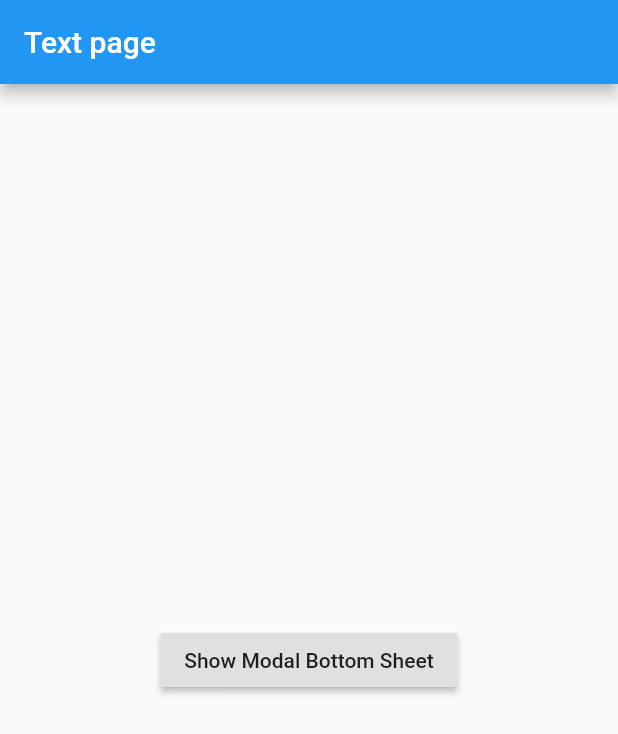
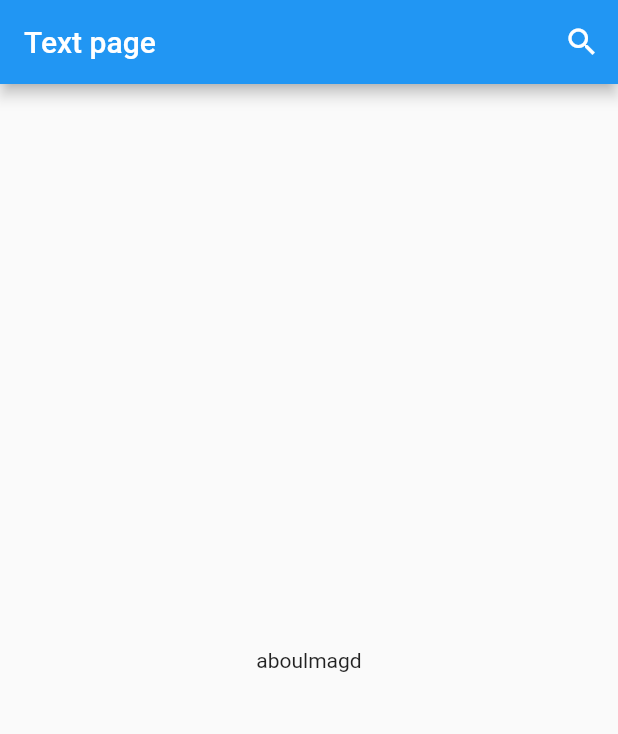
Before and after one commit to aboulmagdApp/flutter_startup, a Flutter app: the screen it shows after launch, on a phone screen of 412 x 824 dp. Shown: the top 734 px of the screen. Run offline on Flutter 3.47's test engine with Material 2 defaults, Android fonts, the light colour scheme and no system bars.

Commit message:
SearchDelegate-1

```diff
--- a/lib/test.dart
+++ b/lib/test.dart
@@ -14,21 +14,36 @@ class _TestState extends State<Test> {
     return Scaffold(
         appBar: AppBar(
           title: Text('Text page'),
+          actions: [
+            IconButton(
+                onPressed: () {
+                  showSearch(context: context, delegate: Datasearch());
+                },
+                icon: Icon(Icons.search))
+          ],
         ),
-        body: Center(
-          child: RaisedButton(
-            onPressed: () {
-              showModalBottomSheet(
-                  context: context,
-                  builder: (context) {
-                    return Container(
-                      child: Text("bottomSheet"),
-                      height: 200,
-                    );
-                  });
-            },
-            child: Text("Show Modal Bottom Sheet"),
-          ),
-        ));
+        body: Center(child: Text('aboulmagd')));
   }
 }
+
+class Datasearch extends SearchDelegate {
+  @override
+  List<Widget>? buildActions(BuildContext context) {
+    return [IconButton(onPressed: () {}, icon: Icon(Icons.close))];
+  }
+
+  @override
+  Widget? buildLeading(BuildContext context) {
+    return IconButton(onPressed: () {}, icon: Icon(Icons.arrow_back));
+  }
+
+  @override
+  Widget buildResults(BuildContext context) {
+    return Text('محتوى البحث');
+  }
+
+  @override
+  Widget buildSuggestions(BuildContext context) {
+    return Center(child: Text('محتوى البحث'));
+  }
+}
```
